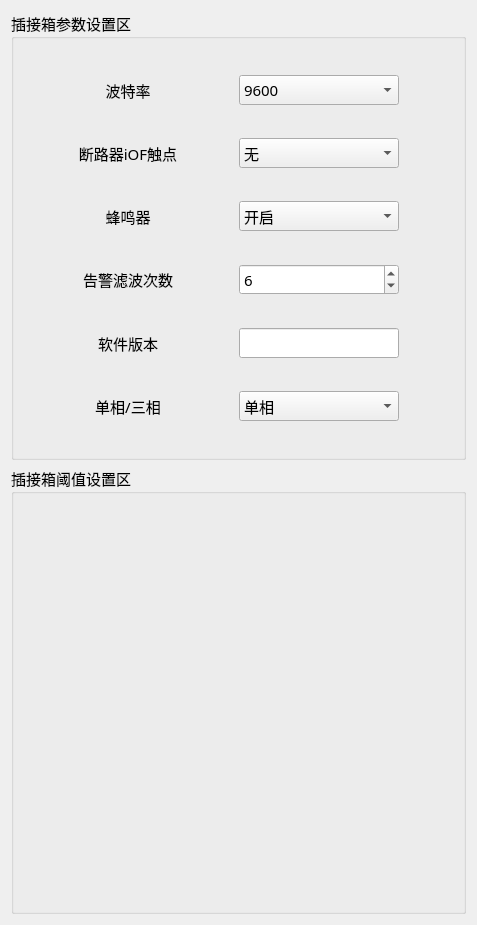
First picture: the form in ProductEvalTool/qc-busbar/setting/set_siwid.ui, repository ChinaClever/ProductEvalTool, before the edit.
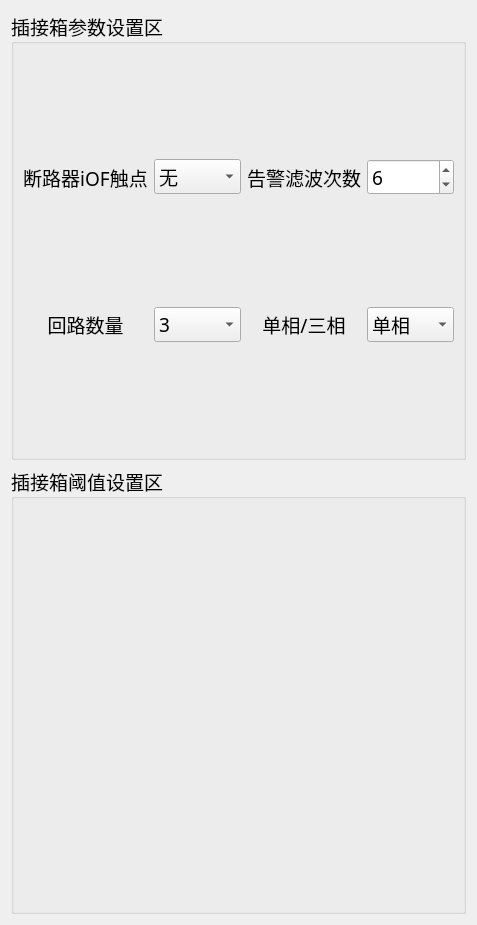
Second picture: the form after the edit.

Diff of the .ui file:
```diff
--- a/ProductEvalTool/qc-busbar/setting/set_siwid.ui
+++ b/ProductEvalTool/qc-busbar/setting/set_siwid.ui
@@ -13,24 +13,75 @@
   <property name="windowTitle">
    <string>Form</string>
   </property>
-  <layout class="QGridLayout" name="gridLayout_2">
+  <layout class="QGridLayout" name="gridLayout">
    <item row="0" column="0">
     <widget class="QGroupBox" name="groupBox_2">
      <property name="font">
       <font>
        <family>微软雅黑</family>
-       <pointsize>11</pointsize>
+       <pointsize>14</pointsize>
       </font>
      </property>
      <property name="title">
       <string>插接箱参数设置区</string>
      </property>
-     <layout class="QGridLayout" name="gridLayout">
-      <item row="1" column="0">
+     <layout class="QGridLayout" name="gridLayout_2">
+      <item row="2" column="1">
+       <widget class="QComboBox" name="loopNumBox">
+        <property name="maximumSize">
+         <size>
+          <width>500</width>
+          <height>16777215</height>
+         </size>
+        </property>
+        <item>
+         <property name="text">
+          <string>3</string>
+         </property>
+        </item>
+        <item>
+         <property name="text">
+          <string>6</string>
+         </property>
+        </item>
+        <item>
+         <property name="text">
+          <string>9</string>
+         </property>
+        </item>
+       </widget>
+      </item>
+      <item row="0" column="2">
+       <widget class="QLabel" name="label_11">
+        <property name="maximumSize">
+         <size>
+          <width>16777215</width>
+          <height>16777215</height>
+         </size>
+        </property>
+        <property name="text">
+         <string>告警滤波次数</string>
+        </property>
+        <property name="alignment">
+         <set>Qt::AlignCenter</set>
+        </property>
+       </widget>
+      </item>
+      <item row="2" column="0">
+       <widget class="QLabel" name="label_2">
+        <property name="text">
+         <string>回路数量</string>
+        </property>
+        <property name="alignment">
+         <set>Qt::AlignCenter</set>
+        </property>
+       </widget>
+      </item>
+      <item row="0" column="0">
        <widget class="QLabel" name="label_9">
         <property name="maximumSize">
          <size>
-          <width>100</width>
+          <width>16777215</width>
           <height>16777215</height>
          </size>
         </property>
@@ -42,69 +93,17 @@
         </property>
        </widget>
       </item>
-      <item row="4" column="0">
-       <widget class="QLabel" name="label_12">
-        <property name="maximumSize">
-         <size>
-          <width>100</width>
-          <height>16777215</height>
-         </size>
-        </property>
-        <property name="text">
-         <string>软件版本</string>
-        </property>
-        <property name="alignment">
-         <set>Qt::AlignCenter</set>
-        </property>
-       </widget>
-      </item>
       <item row="0" column="1">
-       <widget class="QComboBox" name="baudBox">
-        <property name="minimumSize">
-         <size>
-          <width>120</width>
-          <height>30</height>
-         </size>
-        </property>
-        <property name="maximumSize">
-         <size>
-          <width>160</width>
-          <height>16777215</height>
-         </size>
-        </property>
-        <item>
-         <property name="text">
-          <string>9600</string>
-         </property>
-        </item>
-        <item>
-         <property name="text">
-          <string>19200</string>
-         </property>
-        </item>
-        <item>
-         <property name="text">
-          <string>38400</string>
-         </property>
-        </item>
-        <item>
-         <property name="text">
-          <string>57600</string>
-         </property>
-        </item>
-       </widget>
-      </item>
-      <item row="1" column="1">
        <widget class="QComboBox" name="iOFBox">
         <property name="minimumSize">
          <size>
-          <width>120</width>
-          <height>30</height>
+          <width>0</width>
+          <height>0</height>
          </size>
         </property>
         <property name="maximumSize">
          <size>
-          <width>160</width>
+          <width>500</width>
           <height>16777215</height>
          </size>
         </property>
@@ -120,71 +119,23 @@
         </item>
        </widget>
       </item>
-      <item row="4" column="1">
-       <widget class="QLineEdit" name="verlineEdit">
-        <property name="sizePolicy">
-         <sizepolicy hsizetype="Fixed" vsizetype="Fixed">
-          <horstretch>0</horstretch>
-          <verstretch>0</verstretch>
-         </sizepolicy>
-        </property>
-        <property name="minimumSize">
-         <size>
-          <width>120</width>
-          <height>0</height>
-         </size>
-        </property>
-        <property name="maximumSize">
-         <size>
-          <width>160</width>
-          <height>16777215</height>
-         </size>
-        </property>
-       </widget>
-      </item>
-      <item row="2" column="1">
-       <widget class="QComboBox" name="buzzerBox">
-        <property name="minimumSize">
-         <size>
-          <width>120</width>
-          <height>30</height>
-         </size>
-        </property>
-        <property name="maximumSize">
-         <size>
-          <width>160</width>
-          <height>16777215</height>
-         </size>
-        </property>
-        <item>
-         <property name="text">
-          <string>开启</string>
-         </property>
-        </item>
-        <item>
-         <property name="text">
-          <string>关闭</string>
-         </property>
-        </item>
-       </widget>
-      </item>
-      <item row="3" column="1">
+      <item row="0" column="3">
        <widget class="QSpinBox" name="filterspinBox">
         <property name="sizePolicy">
-         <sizepolicy hsizetype="Fixed" vsizetype="Fixed">
+         <sizepolicy hsizetype="Preferred" vsizetype="Fixed">
           <horstretch>0</horstretch>
           <verstretch>0</verstretch>
          </sizepolicy>
         </property>
         <property name="minimumSize">
          <size>
-          <width>120</width>
+          <width>0</width>
           <height>0</height>
          </size>
         </property>
         <property name="maximumSize">
          <size>
-          <width>160</width>
+          <width>500</width>
           <height>16777215</height>
          </size>
         </property>
@@ -199,55 +150,7 @@
         </property>
        </widget>
       </item>
-      <item row="3" column="0">
-       <widget class="QLabel" name="label_11">
-        <property name="maximumSize">
-         <size>
-          <width>100</width>
-          <height>16777215</height>
-         </size>
-        </property>
-        <property name="text">
-         <string>告警滤波次数</string>
-        </property>
-        <property name="alignment">
-         <set>Qt::AlignCenter</set>
-        </property>
-       </widget>
-      </item>
-      <item row="0" column="0">
-       <widget class="QLabel" name="label_7">
-        <property name="maximumSize">
-         <size>
-          <width>100</width>
-          <height>16777215</height>
-         </size>
-        </property>
-        <property name="text">
-         <string>波特率</string>
-        </property>
-        <property name="alignment">
-         <set>Qt::AlignCenter</set>
-        </property>
-       </widget>
-      </item>
-      <item row="2" column="0">
-       <widget class="QLabel" name="label_8">
-        <property name="maximumSize">
-         <size>
-          <width>100</width>
-          <height>16777215</height>
-         </size>
-        </property>
-        <property name="text">
-         <string>蜂鸣器</string>
-        </property>
-        <property name="alignment">
-         <set>Qt::AlignCenter</set>
-        </property>
-       </widget>
-      </item>
-      <item row="5" column="0">
+      <item row="2" column="2">
        <widget class="QLabel" name="label">
         <property name="text">
          <string>单相/三相</string>
@@ -257,8 +160,14 @@
         </property>
        </widget>
       </item>
-      <item row="5" column="1">
+      <item row="2" column="3">
        <widget class="QComboBox" name="phaseBox">
+        <property name="maximumSize">
+         <size>
+          <width>500</width>
+          <height>16777215</height>
+         </size>
+        </property>
         <item>
          <property name="text">
           <string>单相</string>
@@ -285,7 +194,7 @@
      <property name="font">
       <font>
        <family>微软雅黑</family>
-       <pointsize>11</pointsize>
+       <pointsize>14</pointsize>
       </font>
      </property>
      <property name="title">
```
